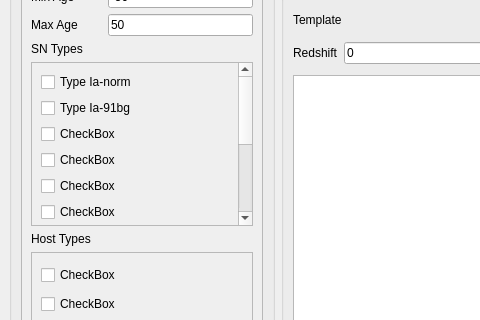
Old version of the form GUI/design.ui in the repository daniel-muthukrishna/astrodash; both pictures show x 0 to 480 and y 207 to 527 of the 1089 by 732 pixel window.
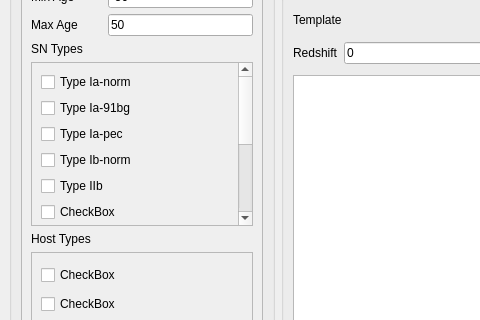
New version of the form. Custom widgets are drawn as their Qt base class.

Commit message: main.py: Added code to list best types and plot on GUI based on selection from list Removed exported_model.py Added restore_model.py deep_learning_training now saves model restore_model restores the saved model and lists best types from redshifted inputs

What changed in the file:
```diff
--- a/GUI/design.ui
+++ b/GUI/design.ui
@@ -180,21 +180,21 @@
                    <item>
                     <widget class="QCheckBox" name="checkBox_9">
                      <property name="text">
-                      <string>CheckBox</string>
+                      <string>Type Ia-pec</string>
                      </property>
                     </widget>
                    </item>
                    <item>
                     <widget class="QCheckBox" name="checkBox_4">
                      <property name="text">
-                      <string>CheckBox</string>
+                      <string>Type Ib-norm</string>
                      </property>
                     </widget>
                    </item>
                    <item>
                     <widget class="QCheckBox" name="checkBox_3">
                      <property name="text">
-                      <string>CheckBox</string>
+                      <string>Type IIb</string>
                      </property>
                     </widget>
                    </item>
```
Left out of the diff: 2 changed lines with no effect on the pictures. The commit also changes 7 other files.
